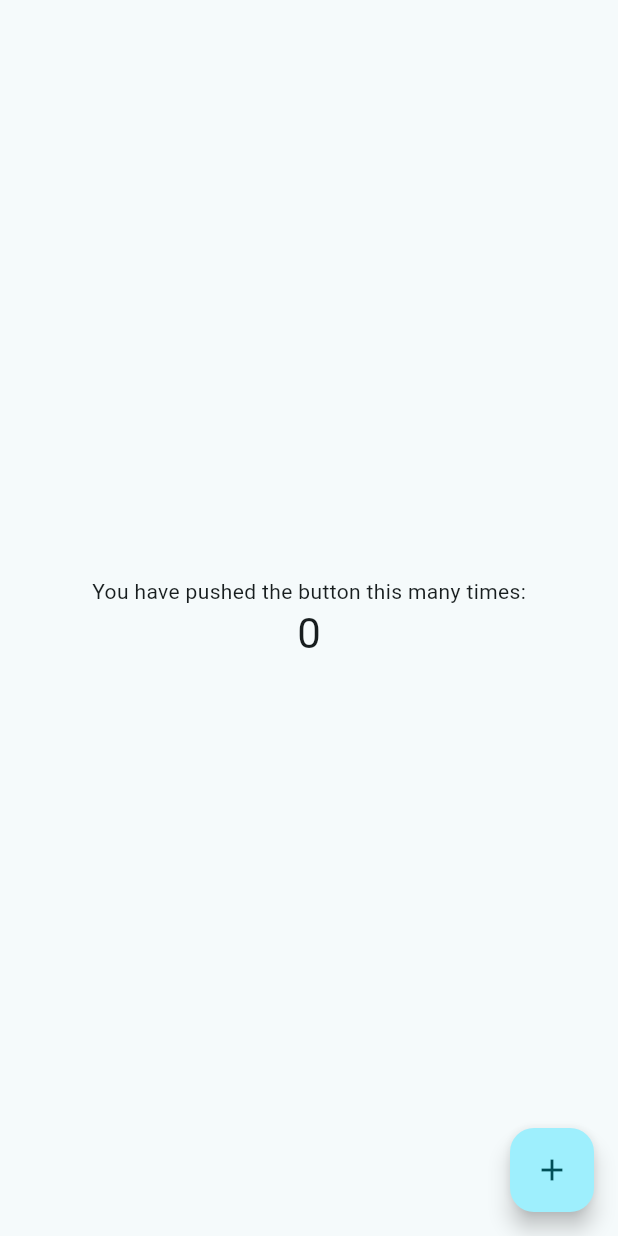
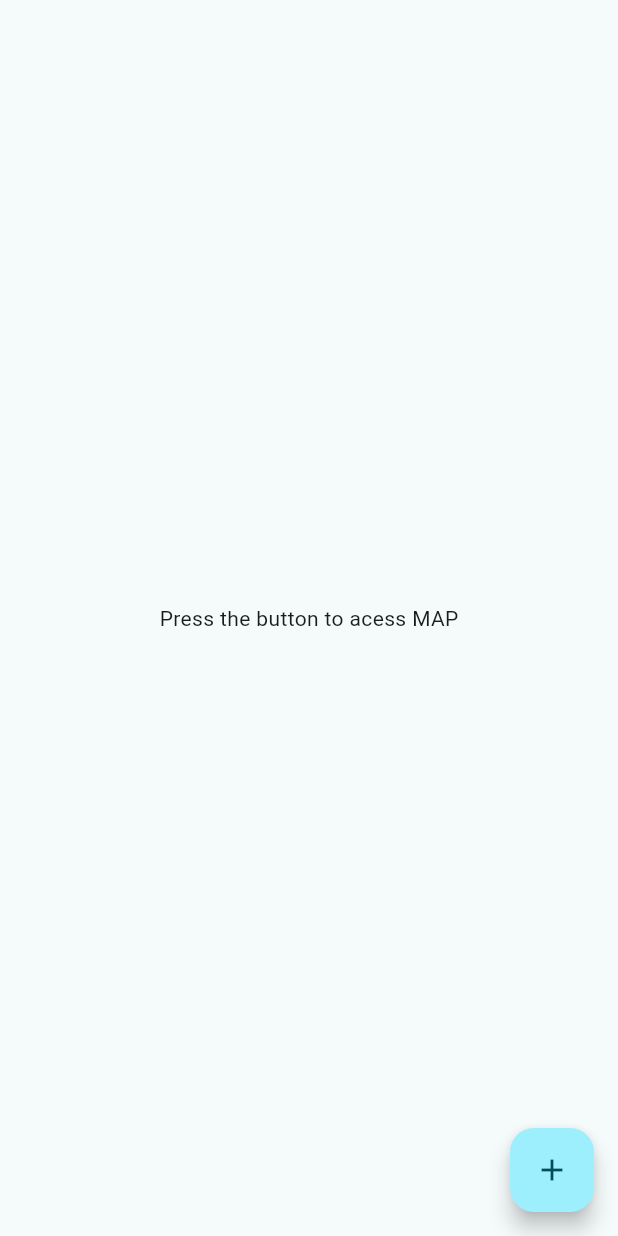
Before and after one commit to Jaehyun9912/project_YaCh, a Flutter app: the screen it shows after launch, on a phone screen of 412 x 824 dp. Run offline on Flutter 3.47's test engine with Material 2 defaults, Android fonts, the light colour scheme and no system bars.

Commit message:
init map widget

```diff
--- a/lib/main.dart
+++ b/lib/main.dart
@@ -1,4 +1,6 @@
 import 'package:flutter/material.dart';
+
+import 'map/map_screen.dart';
 
 void main() {
   runApp(const MyApp());
@@ -55,18 +57,6 @@ class MyHomePage extends StatefulWidget {
 }
 
 class _MyHomePageState extends State<MyHomePage> {
-  int _counter = 0;
-
-  void _incrementCounter() {
-    setState(() {
-      // This call to setState tells the Flutter framework that something has
-      // changed in this State, which causes it to rerun the build method below
-      // so that the display can reflect the updated values. If we changed
-      // _counter without calling setState(), then the build method would not be
-      // called again, and so nothing would appear to happen.
-      _counter++;
-    });
-  }
 
   @override
   Widget build(BuildContext context) {
@@ -78,7 +68,7 @@ class _MyHomePageState extends State<MyHomePage> {
     // than having to individually change instances of widgets.
     return Scaffold(
 
-      body: Center(
+      body: const Center(
         // Center is a layout widget. It takes a single child and positions it
         // in the middle of the parent.
         child: Column(
@@ -98,18 +88,15 @@ class _MyHomePageState extends State<MyHomePage> {
           mainAxisAlignment: MainAxisAlignment.center,
           children: <Widget>[
             const Text(
-              'You have pushed the button this many times:',
-            ),
-            Text(
-              '$_counter',
-              style: Theme.of(context).textTheme.headlineMedium,
+              'Press the button to acess MAP',
             ),
           ],
         ),
       ),
       floatingActionButton: FloatingActionButton(
-        onPressed: _incrementCounter,
-        tooltip: 'Increment',
+        onPressed: () {
+          Navigator.push(context, MaterialPageRoute(builder: (context)=>const MapScreen()));
+        },
         child: const Icon(Icons.add),
       ), // This trailing comma makes auto-formatting nicer for build methods.
     );
```
Also changed, not shown: lib/map/map_screen.dart (+32 -1 lines).
